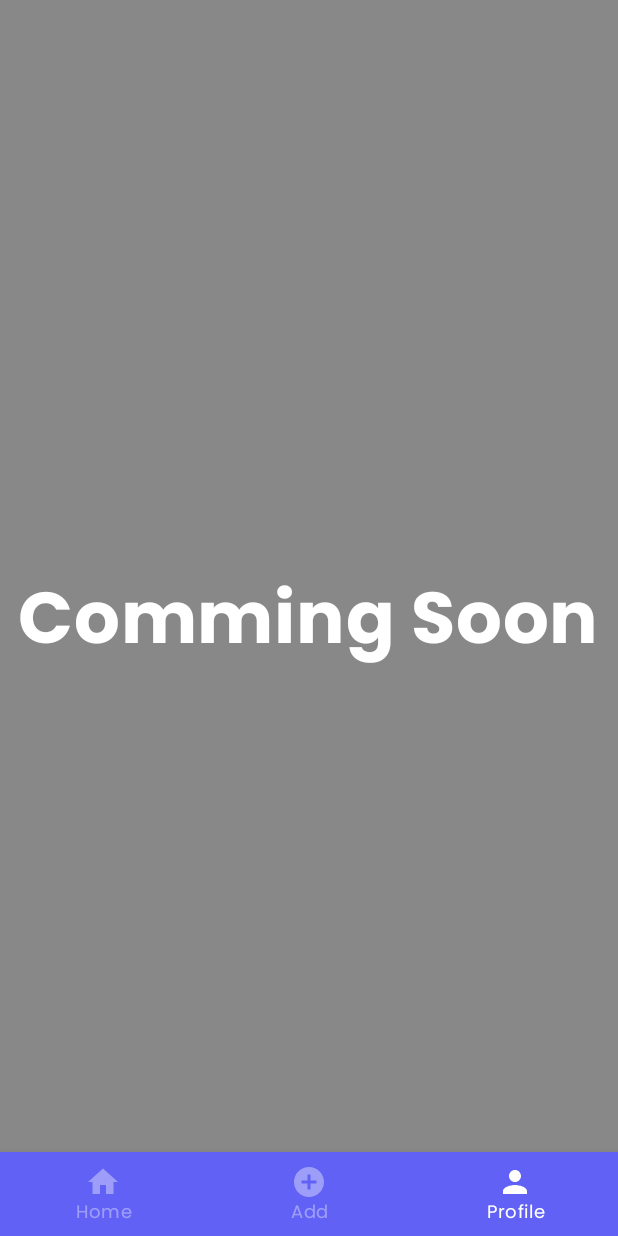
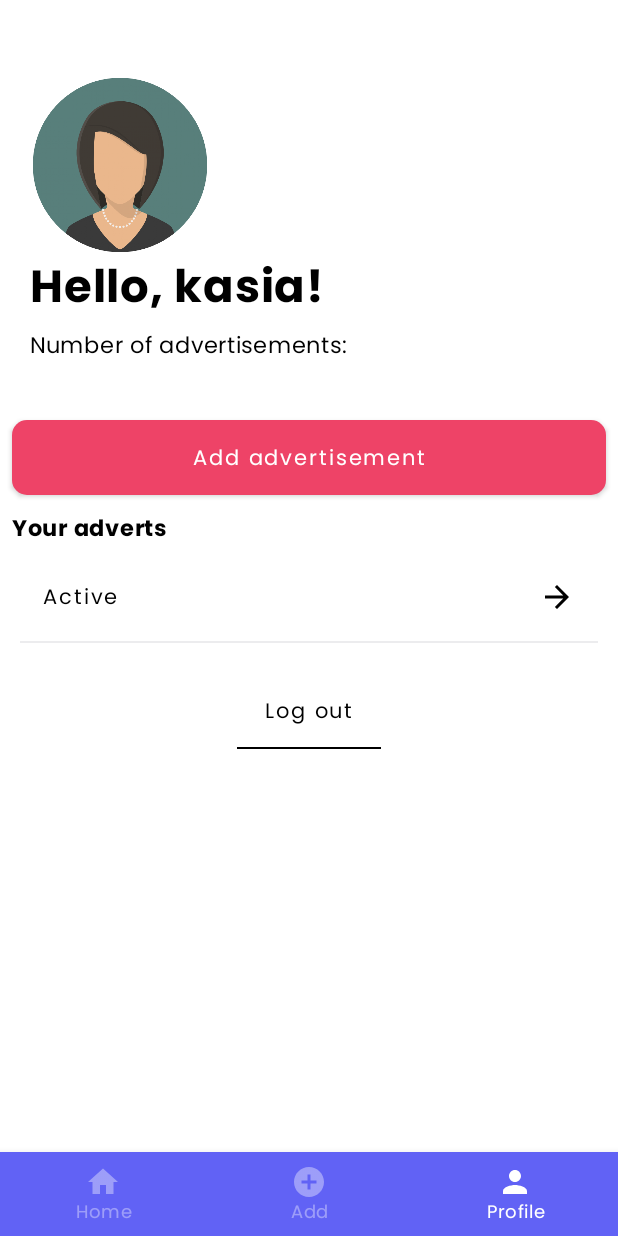
Before and after one commit to Young-Kotlin-Developers/Borrow_A_Thing, an Android app built with Jetpack Compose: the MainScreen screen opened through its navigation route, item 3 of the bottom bar chosen, on a phone screen of 412 x 824 dp. Run offline under Robolectric (Android 15) with nearby library versions, the phone set to English and light mode, and no system bars; our stand-ins replace Firebase (no records; nobody signed in at launch, a user with empty details on screens opened directly), accompanist.

Commit message:
Add new activity ProfilScreen.kt fix button DetailsScreen.kt

```diff
--- a/app/src/main/java/com/tutorial/rentathingg/BottomNavBar/BottomNavGraph.kt
+++ b/app/src/main/java/com/tutorial/rentathingg/BottomNavBar/BottomNavGraph.kt
@@ -1,6 +1,6 @@
 package com.tutorial.rentathingg.BottomNavBar
 
-import ProfileScreen
+import MoneyScreen
 import androidx.compose.runtime.Composable
 import androidx.navigation.NavHostController
 import androidx.navigation.NavType
@@ -23,10 +23,13 @@ fun BottomNavGraph(navController: NavHostController,viewModel: ItemViewModel) {
             OfferCreatorScreen(navController)
         }
         composable(route = BottomBarScreen.Profile.route) {
-            ProfileScreen(navController)
+            ProfilScreen(navController)
         }
         composable("Result") {
             SerchScreen(navController, viewModel)
+        }
+        composable("Money") {
+            MoneyScreen(navController)
         }
         composable(
             route = "Details/{colorName}",
--- a/app/src/main/java/com/tutorial/rentathingg/DetailsScreen.kt
+++ b/app/src/main/java/com/tutorial/rentathingg/DetailsScreen.kt
@@ -10,10 +10,7 @@ import androidx.compose.foundation.shape.CircleShape
 import androidx.compose.foundation.shape.RoundedCornerShape
 import androidx.compose.material.*
 import androidx.compose.material.icons.Icons
-import androidx.compose.material.icons.filled.ArrowBack
-import androidx.compose.material.icons.filled.BookmarkBorder
-import androidx.compose.material.icons.filled.Chat
-import androidx.compose.material.icons.filled.Phone
+import androidx.compose.material.icons.filled.*
 import androidx.compose.runtime.*
 import androidx.compose.ui.Alignment
 import androidx.compose.ui.Modifier
@@ -51,7 +48,7 @@ fun DetailsScreen(navController: NavController, itemViewModel: ItemViewModel, nu
                 TextContent(data)
             }
             item {
-                BottomNav()
+                BottomNav(navController)
             }
         }
     }
@@ -167,19 +164,18 @@ fun TopButton(imageVector: ImageVector, modifier: Modifier, clickListener: () ->
 }
 
 @Composable
-fun BottomNav() {
+fun BottomNav(navController: NavController) {
     Column(
         Modifier
             .fillMaxSize()
             .navigationBarsPadding()
             .padding(10.dp)
     ) {
-        Row(
-            modifier = Modifier.fillMaxWidth(),
-            horizontalArrangement = Arrangement.SpaceBetween
-        ) {
             Button(
-                onClick = {},
+                modifier = Modifier.fillMaxWidth(),
+                onClick = {
+                    navController.navigate("Money")
+                },
                 colors = ButtonDefaults.buttonColors(
                     backgroundColor = Color(0xffEE4367),
                     contentColor = Color(0xFFFFF5EE),
@@ -187,29 +183,12 @@ fun BottomNav() {
                 shape = RoundedCornerShape(16.dp),
             ) {
                 Icon(
-                    Icons.Filled.Chat,
-                    contentDescription = "Email",
+                    Icons.Filled.Paid,
+                    contentDescription = "Borrow",
                     modifier = Modifier.size(ButtonDefaults.IconSize)
                 )
                 Spacer(Modifier.size(ButtonDefaults.IconSpacing))
-                Text(text = "Message")
+                Text(text = "Borrow")
             }
-            Button(
-                onClick = { },
-                colors = ButtonDefaults.buttonColors(
-                    backgroundColor = Color(0xffEE4367),
-                    contentColor = Color(0xFFFFF5EE),
-                ),
-                shape = RoundedCornerShape(16.dp),
-            ) {
-                Icon(
-                    Icons.Filled.Phone,
-                    contentDescription = "Phone",
-                    modifier = Modifier.size(ButtonDefaults.IconSize)
-                )
-                Spacer(Modifier.size(ButtonDefaults.IconSpacing))
-                Text(text = "Phone", color = Color.White)
-            }
-        }
     }
 }
--- a/app/src/main/java/com/tutorial/rentathingg/MainActivity.kt
+++ b/app/src/main/java/com/tutorial/rentathingg/MainActivity.kt
@@ -1,5 +1,6 @@
 package com.tutorial.rentathingg
 
+import MoneyScreen
 import android.os.Bundle
 import androidx.activity.ComponentActivity
 import androidx.activity.compose.setContent
@@ -50,6 +51,12 @@ class MainActivity : ComponentActivity() {
                             composable("Register") {
                                 RegisterPage(navController)
                             }
+                            composable("Money") {
+                                MoneyScreen(navController)
+                            }
+                            composable("Home") {
+                                ProfilScreen(navController)
+                            }
                            composable("Home") {
                                 HomeScreen(navController)
                            }
--- a/app/src/main/java/com/tutorial/rentathingg/ProfileScreen.kt
+++ b/app/src/main/java/com/tutorial/rentathingg/MoneyScreen.kt
@@ -13,7 +13,7 @@ import androidx.navigation.NavController
 
 
 @Composable
-fun ProfileScreen(navController: NavController) {
+fun MoneyScreen(navController: NavController) {
     Box(
         modifier = Modifier
             .fillMaxSize()
@@ -21,7 +21,7 @@ fun ProfileScreen(navController: NavController) {
         contentAlignment = Alignment.Center
     ) {
         Text(
-            text = "Comming Soon",
+            text = "Zamówiłeś panienkę gratuluje",
             fontSize = MaterialTheme.typography.h3.fontSize,
             fontWeight = FontWeight.Bold,
             color = Color.White
--- /dev/null
+++ b/app/src/main/java/com/tutorial/rentathingg/ProfilScreen.kt
@@ -0,0 +1,165 @@
+package com.tutorial.rentathingg
+
+import android.widget.Toast
+import androidx.compose.foundation.Image
+import androidx.compose.foundation.background
+import androidx.compose.foundation.layout.*
+import androidx.compose.foundation.lazy.LazyColumn
+import androidx.compose.foundation.shape.RoundedCornerShape
+import androidx.compose.material.*
+import androidx.compose.material.icons.Icons
+import androidx.compose.material.icons.filled.ArrowForward
+import androidx.compose.material.icons.filled.Home
+import androidx.compose.material.icons.filled.Phone
+import androidx.compose.runtime.Composable
+import androidx.compose.ui.Alignment
+import androidx.compose.ui.Modifier
+import androidx.compose.ui.graphics.Color
+import androidx.compose.ui.platform.LocalContext
+import androidx.compose.ui.res.painterResource
+import androidx.compose.ui.text.font.FontWeight
+import androidx.compose.ui.tooling.preview.Preview
+import androidx.compose.ui.unit.dp
+import androidx.compose.ui.unit.sp
+import androidx.navigation.NavController
+import com.google.accompanist.insets.navigationBarsPadding
+
+
+@Composable
+fun ProfilScreen(navController: NavController) {
+
+    Scaffold(backgroundColor = Color.White) {
+        LazyColumn(
+        ) {
+            item {
+                Up(navController)
+                Spacer(modifier = Modifier.height(30.dp))
+                Down(navController)
+                logout(navController)
+            }
+        }
+    }
+}
+
+
+@Composable
+fun Up(navController: NavController) {
+    Column(
+        modifier = Modifier
+            .padding(top = 50.dp,start = 20.dp)
+            .fillMaxSize(),
+        verticalArrangement = Arrangement.Top,
+    ) {
+        Image(
+            painterResource(id = R.drawable.profil),
+            contentDescription = "App Logo",
+            modifier = Modifier
+                .size(120.dp),
+
+            )
+        Column(
+            modifier = Modifier
+            .fillMaxSize(),
+        ) {
+            Text(text = "Hello, kasia!", fontWeight = FontWeight.Bold, fontSize = 30.sp, color = Color.Black)
+            Spacer(modifier = Modifier.height(5.dp))
+            Text(
+                text = "Number of advertisements: ",
+                fontWeight = FontWeight.Normal,
+                fontSize = 15.sp,
+                color = Color.Black
+
+            )
+        }
+    }
+}
+
+
+@Composable
+fun Down(navController: NavController) {
+    Column(
+        Modifier
+            .padding(8.dp)
+            .fillMaxSize(),
+
+        verticalArrangement = Arrangement.Top,
+    ) {
+        Button(
+            modifier = Modifier
+                .height(50.dp)
+                .fillMaxWidth(),
+
+            onClick = {
+                //TODO:navController.navigate("Creator")
+            },
+            colors = ButtonDefaults.buttonColors(
+                backgroundColor = Color(0xffEE4367),
+                contentColor = Color(0xFFFFF5EE),
+            ),
+            shape = RoundedCornerShape(10.dp),
+        ) {
+            Text(text = "Add advertisement", color = Color.White)
+        }
+        Spacer(modifier = Modifier.height(10.dp))
+        Text(text = "Your adverts", fontWeight = FontWeight.SemiBold, fontSize = 15.sp, color = Color.Black)
+        Spacer(modifier = Modifier.height(10.dp))
+        TextButton(
+            onClick = {},
+            colors = ButtonDefaults.buttonColors(
+                backgroundColor = Color(0xFFFFFFFF),
+                contentColor = Color(0xFF000000),
+            ),
+            modifier = Modifier
+                .fillMaxWidth()
+        ) {
+            Text(text = "Active")
+            Icon(
+                imageVector = Icons.Default.ArrowForward,
+                contentDescription = null,
+                modifier = Modifier.padding(start = 280.dp)
+            )
+        }
+        Divider(
+            color = Color(0xFFECECEE),
+            modifier = Modifier.padding(5.dp)
+        )
+    }
+}
+
+@Composable
+fun logout(navController: NavController) {
+    val context = LocalContext.current
+
+    Column(
+        Modifier
+            .padding(8.dp)
+            .fillMaxSize(),
+        verticalArrangement = Arrangement.Bottom,
+        horizontalAlignment = Alignment.CenterHorizontally,
+    ) {
+        TextButton(onClick = {
+                Toast.makeText(
+                    context,
+                    "You have been logged out of the application",
+                    Toast.LENGTH_SHORT
+                ).show()
+            //TODO:navController.navigate("")
+
+            },
+            colors = ButtonDefaults.buttonColors(
+                backgroundColor = Color(0xFFFFFFFF),
+                contentColor = Color(0xFF000000),
+            ),
+            modifier = Modifier
+                .fillMaxWidth()
+        ) {
+            Text(text = "Log out")
+
+        }
+        Divider(
+            color = Color(0xFF000000),
+            modifier = Modifier
+                .padding(start = 150.dp,end = 150.dp)
+        )
+    }
+}
```
Also changed, not shown: app/src/main/res/drawable/profil.png (added).
